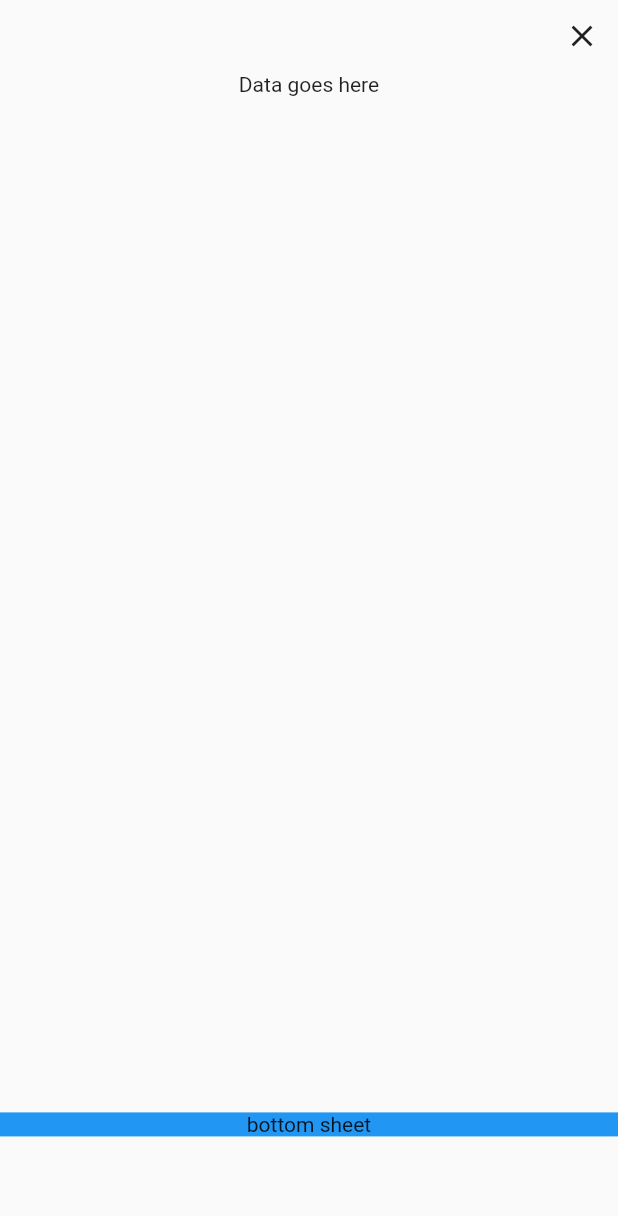
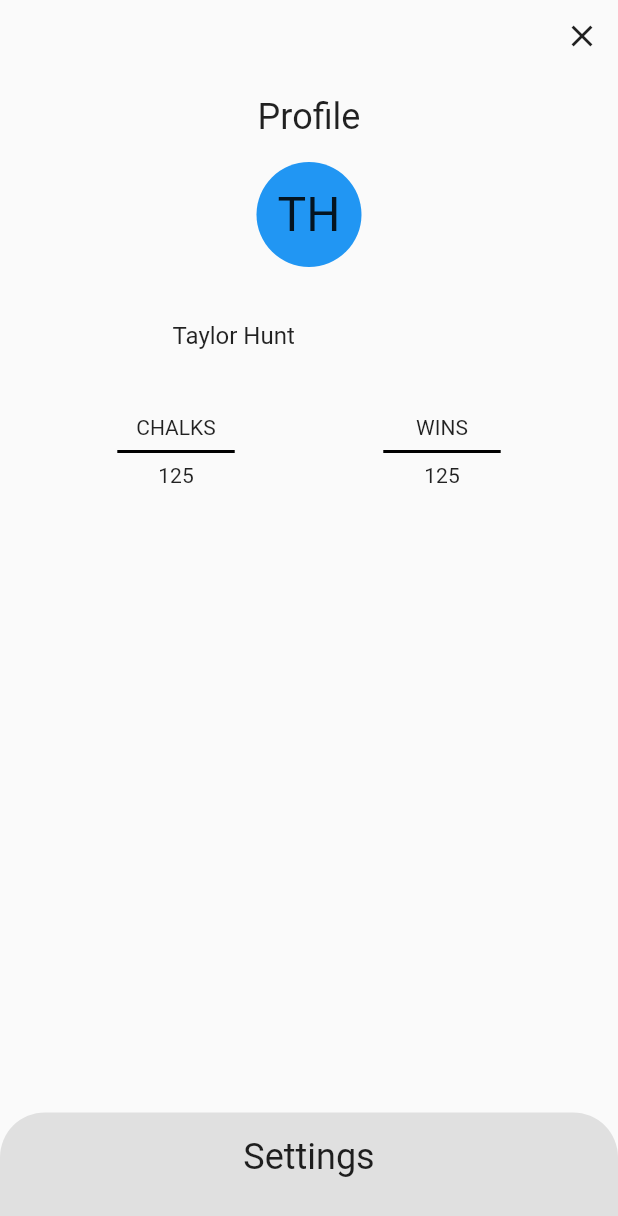
Before and after one commit to mrgnhnt96/chalk_out, a Flutter app: the screen it shows after launch, after a tap on the "settings" icon, on a phone screen of 412 x 824 dp. Shown: the top 1216 px of the screen. Run offline on Flutter 3.47's test engine with Material 2 defaults, Android fonts, the phone set to English and light mode, and no system bars; our stand-ins replace bloc, flutter_bloc.

Commit message:
implemented bloc in settings and began adding edit username function

```diff
--- a/lib/presentation/blocs/participated_chalks/participated_bloc.dart
+++ b/lib/presentation/blocs/participated_chalks/participated_bloc.dart
@@ -17,7 +17,9 @@ class ParticipatedBloc extends Bloc<ParticipatedEvent, ParticipatedState> {
     ParticipatedEvent event,
   ) async* {
     if (event is SettingButtonPressed) {
-      yield SettingsInitial();
+      yield SettingsPageInitial();
+    } else if (event is SettingCloseButtonPressed) {
+      yield ParticipatedInitial();
     }
   }
 }
--- a/lib/presentation/blocs/participated_chalks/participated_event.dart
+++ b/lib/presentation/blocs/participated_chalks/participated_event.dart
@@ -8,3 +8,7 @@ abstract class ParticipatedEvent {
 class SettingButtonPressed extends ParticipatedEvent {
   List<Object> get props => [];
 }
+
+class SettingCloseButtonPressed extends ParticipatedEvent {
+  List<Object> get props => [];
+}
--- a/lib/presentation/blocs/participated_chalks/participated_state.dart
+++ b/lib/presentation/blocs/participated_chalks/participated_state.dart
@@ -5,4 +5,4 @@ abstract class ParticipatedState {}
 
 class ParticipatedInitial extends ParticipatedState {}
 
-class SettingsInitial extends ParticipatedState {}
+class SettingsPageInitial extends ParticipatedState {}
--- a/lib/presentation/blocs/settings/settings_bloc.dart
+++ b/lib/presentation/blocs/settings/settings_bloc.dart
@@ -1,6 +1,7 @@
 import 'dart:async';
 
 import 'package:bloc/bloc.dart';
+import 'package:flutter/cupertino.dart';
 import 'package:meta/meta.dart';
 
 part 'settings_event.dart';
@@ -9,13 +10,25 @@ part 'settings_state.dart';
 class SettingsBloc extends Bloc<SettingsEvent, SettingsState> {
   SettingsBloc() : super();
 
+  String username = 'Taylor Hunt';
+
   @override
-  SettingsState get initialState => SettingsInitial();
+  SettingsState get initialState {
+    usernameController.text = username;
+    return SettingsInitial(usernameController: usernameController);
+  }
+
+  static TextEditingController usernameController = TextEditingController();
 
   @override
   Stream<SettingsState> mapEventToState(
     SettingsEvent event,
   ) async* {
-    // TODO: implement mapEventToState
+    if (event is EditUsernamePressed) {
+      yield EditUsernameInProgress();
+    } else if (event is EditUsernameCompleted) {
+      usernameController.text = event.newUsername;
+      yield EditUsernameSuccess(newUsernameController: usernameController);
+    }
   }
 }
--- a/lib/presentation/blocs/settings/settings_event.dart
+++ b/lib/presentation/blocs/settings/settings_event.dart
@@ -2,3 +2,11 @@ part of 'settings_bloc.dart';
 
 @immutable
 abstract class SettingsEvent {}
+
+class EditUsernamePressed extends SettingsEvent {}
+
+class EditUsernameCompleted extends SettingsEvent {
+  final String newUsername;
+
+  EditUsernameCompleted({@required this.newUsername});
+}
--- a/lib/presentation/blocs/settings/settings_state.dart
+++ b/lib/presentation/blocs/settings/settings_state.dart
@@ -3,4 +3,20 @@ part of 'settings_bloc.dart';
 @immutable
 abstract class SettingsState {}
 
-class SettingsInitial extends SettingsState {}
+class SettingsInitial extends SettingsState {
+  final TextEditingController usernameController;
+
+  SettingsInitial({@required this.usernameController});
+}
+
+class EditUsernameInProgress extends SettingsState {
+  // final TextEditingController newUsernameController;
+
+  // EditUsernameInProgress({@required this.newUsernameController});
+}
+
+class EditUsernameSuccess extends SettingsState {
+  final TextEditingController newUsernameController;
+
+  EditUsernameSuccess({@required this.newUsernameController});
+}
--- a/lib/presentation/screens/participated_chalks/participated_chalks_screen.dart
+++ b/lib/presentation/screens/participated_chalks/participated_chalks_screen.dart
@@ -43,19 +43,24 @@ class _ParticipatedChalksScreenState extends State<ParticipatedChalksScreen> wit
         listener: (context, state) {},
         child: BlocBuilder<ParticipatedBloc, ParticipatedState>(
           builder: (context, state) {
-            if (state is SettingsInitial) {
-              return SettingsScreen();
+            // ignore: close_sinks
+            final participatedBloc = BlocProvider.of<ParticipatedBloc>(context);
+            if (state is SettingsPageInitial) {
+              return SettingsScreen(
+                participatedBloc: participatedBloc,
+              );
             }
-            return buildAppBar(context: context);
+            return buildAppBar(
+              context: context,
+              participatedBloc: participatedBloc,
+            );
           },
         ),
       ),
     );
   }
 
-  Widget buildAppBar({BuildContext context}) {
-    // ignore: close_sinks
-    final participatedBloc = BlocProvider.of<ParticipatedBloc>(context);
+  Widget buildAppBar({BuildContext context, ParticipatedBloc participatedBloc}) {
     return DefaultTabController(
       length: 3,
       child: Scaffold(
--- /dev/null
+++ b/lib/presentation/screens/settings/components/chalk_count.dart
@@ -0,0 +1,30 @@
+import 'package:flutter/material.dart';
+
+class ChalkCounter extends StatelessWidget {
+  final String title;
+  final int counter;
+  const ChalkCounter({
+    @required this.title,
+    @required this.counter,
+    Key key,
+  }) : super(key: key);
+
+  @override
+  Widget build(BuildContext context) {
+    return Container(
+      width: MediaQuery.of(context).size.width * .33,
+      child: Column(
+        children: <Widget>[
+          Text(title.toUpperCase()),
+          Divider(
+            thickness: 2,
+            color: Colors.black,
+            indent: MediaQuery.of(context).size.width * .07,
+            endIndent: MediaQuery.of(context).size.width * .07,
+          ),
+          Text(counter.toString()),
+        ],
+      ),
+    );
+  }
+}
--- a/lib/presentation/screens/settings/settings_screen.dart
+++ b/lib/presentation/screens/settings/settings_screen.dart
@@ -1,11 +1,51 @@
 import 'package:flutter/material.dart';
+import 'package:flutter_bloc/flutter_bloc.dart';
+
+import 'package:chalk_out/presentation/blocs/participated_chalks/participated_bloc.dart';
+import 'package:chalk_out/presentation/blocs/settings/settings_bloc.dart';
+
+import 'components/chalk_count.dart';
 
 class SettingsScreen extends StatelessWidget {
+  final ParticipatedBloc participatedBloc;
+  const SettingsScreen({
+    Key key,
+    @required this.participatedBloc,
+  }) : super(key: key);
   static const routeName = '/settings_screen';
   static const title = 'settings screen';
 
   @override
   Widget build(BuildContext context) {
+    return BlocProvider(
+      create: (context) => SettingsBloc(),
+      child: BlocListener<SettingsBloc, SettingsState>(
+        listener: (context, state) {},
+        child: BlocBuilder<SettingsBloc, SettingsState>(
+          builder: (context, state) {
+            // ignore: close_sinks
+            final settingsBloc = BlocProvider.of<SettingsBloc>(context);
+            return buildPage(context: context, settingsBloc: settingsBloc, state: state);
+          },
+        ),
+      ),
+    );
+  }
+
+  Scaffold buildPage({
+    BuildContext context,
+    SettingsBloc settingsBloc,
+    SettingsState state,
+  }) {
+    TextEditingController username;
+    if (state is SettingsInitial) {
+      username = state.usernameController;
+    } else if (state is EditUsernameSuccess) {
+      username = state.newUsernameController;
+    }
+
+    String clalks = 'chalks';
+    String wins = 'wins';
     return Scaffold(
       body: Stack(
         children: <Widget>[
@@ -20,11 +60,74 @@ class SettingsScreen extends StatelessWidget {
                       Container(),
                       IconButton(
                         icon: Icon(Icons.close),
-                        onPressed: () {},
+                        onPressed: () {
+                          participatedBloc.add(
+                            SettingCloseButtonPressed(),
+                          );
+                        },
                       ),
                     ],
                   ),
-                  Text('Data goes here'),
+                  Padding(
+                    padding: EdgeInsets.symmetric(vertical: 16),
+                    child: Text(
+                      'Profile',
+                      style: TextStyle(
+                        fontSize: 24,
+                      ),
+                    ),
+                  ),
+                  Container(
+                    decoration: BoxDecoration(
+                      shape: BoxShape.circle,
+                      color: Colors.blue,
+                    ),
+                    child: Padding(
+                      padding: const EdgeInsets.all(16.0),
+                      child: Text(
+                        'TH',
+                        style: TextStyle(fontSize: 32),
+                      ),
+                    ),
+                  ),
+                  Container(
+                    width: MediaQuery.of(context).size.width * .50,
+                    padding: EdgeInsets.fromLTRB(0, 16, 0, 8),
+                    child: TextField(
+                      onTap: () {
+                        settingsBloc.add(
+                          EditUsernamePressed(),
+                        );
+                      },
+                      controller: username,
+                      // enabled: (state is EditUsernameInProgress) ? true : false,
+                      // readOnly: (state is EditUsernameInProgress) ? true : false,
+                      decoration: InputDecoration(
+                        border: OutlineInputBorder(
+                          borderSide: BorderSide.none,
+                        ),
+                      ),
+                    ),
+                  ),
+                  Padding(
+                    padding: EdgeInsets.symmetric(
+                      horizontal: 8,
+                      vertical: 16,
+                    ),
+                    child: Row(
+                      mainAxisAlignment: MainAxisAlignment.spaceEvenly,
+                      children: <Widget>[
+                        ChalkCounter(
+                          title: clalks,
+                          counter: 125,
+                        ),
+                        ChalkCounter(
+                          title: wins,
+                          counter: 125,
+                        ),
+                      ],
+                    ),
+                  )
                 ],
               ),
             ),
@@ -37,12 +140,24 @@ class SettingsScreen extends StatelessWidget {
               minChildSize: 0.1,
               builder: (context, ScrollController controller) {
                 return SingleChildScrollView(
+                  physics: ClampingScrollPhysics(),
                   controller: controller,
                   child: Container(
-                    color: Colors.blue,
+                    decoration: BoxDecoration(
+                      color: Colors.grey[300],
+                      borderRadius: BorderRadius.only(
+                        topLeft: Radius.circular(30),
+                        topRight: Radius.circular(30),
+                      ),
+                    ),
+                    padding: EdgeInsets.symmetric(vertical: 16),
+                    height: MediaQuery.of(context).size.height * .5,
                     child: Column(
                       children: <Widget>[
-                        Text('bottom sheet'),
+                        Text(
+                          'Settings',
+                          style: TextStyle(fontSize: 24),
+                        ),
                       ],
                     ),
                   ),
```
Also changed, not shown: pubspec.yaml (line endings or trailing spaces).
